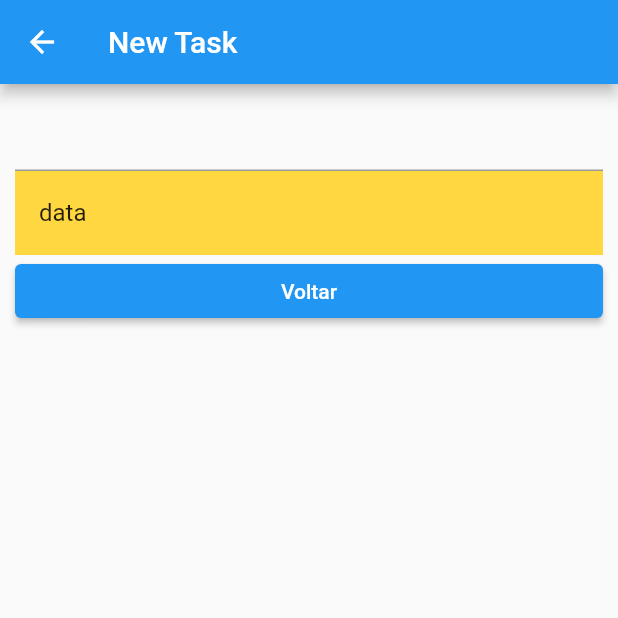
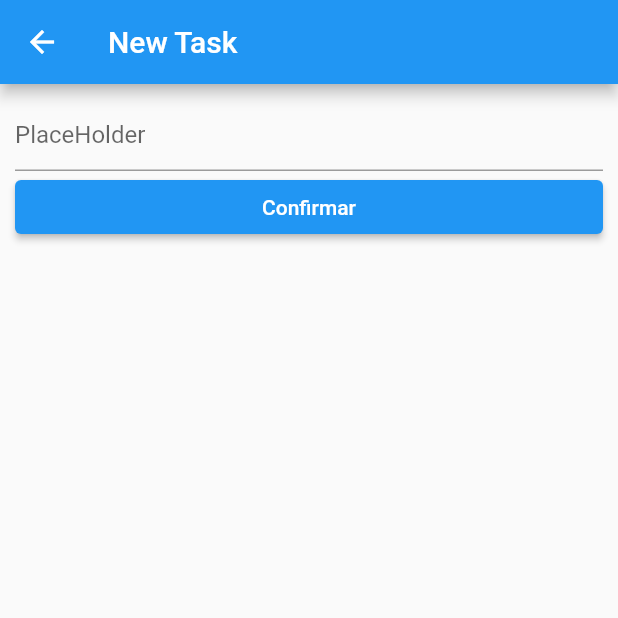
Before and after one commit to IgorBVieira/Task_List_FatecRP, a Flutter app: the TaskCreatePage screen opened by its route, on a phone screen of 412 x 824 dp, the top half of it. Run offline on Flutter 3.47's test engine with Material 2 defaults, Android fonts, the phone set to English and light mode, and no system bars; our stand-ins replace cloud_firestore, firebase_auth, firebase_core; accounts and stored records are empty.

Commit message:
Aula 24_04

```diff
--- a/lib/task-create.dart
+++ b/lib/task-create.dart
@@ -1,9 +1,12 @@
 // ignore_for_file: file_names
-
+import 'package:cloud_firestore/cloud_firestore.dart';
 import 'package:flutter/material.dart';
 
 class TaskCreatePage extends StatelessWidget {
-  const TaskCreatePage({super.key});
+  TaskCreatePage({super.key});
+  final FirebaseFirestore firestore =
+      FirebaseFirestore.instance; // Linha de conexão com banco
+  final TextEditingController txtName = TextEditingController();
 
   @override
   Widget build(BuildContext context) {
@@ -15,21 +18,24 @@ class TaskCreatePage extends StatelessWidget {
         margin: const EdgeInsets.all(10),
         child: Column(
           children: [
-            const TextField(),
-            Container(
-              color: Colors.amber,
-              child: const Material(
-                child: ListTile(
-                  title: Text('data'),
-                  tileColor: Colors.amberAccent,
-                ),
+            TextField(
+              controller: txtName,
+              decoration: const InputDecoration(
+                hintText: "PlaceHolder",
               ),
+              keyboardType: TextInputType.text,
             ),
             SizedBox(
               width: double.infinity,
               child: ElevatedButton(
-                onPressed: () => Navigator.of(context).pop(),
-                child: const Text('Voltar'),
+                onPressed: () {
+                  firestore.collection('tasks').add({
+                    'name': txtName.text,
+                    'finished': false,
+                  }); //Insert no firebase
+                  Navigator.of(context).pop();
+                },
+                child: const Text('Confirmar'),
               ),
             ),
           ],
--- a/pubspec.yaml
+++ b/pubspec.yaml
@@ -31,12 +31,10 @@ dependencies:
   flutter:
     sdk: flutter
 
-  # The following adds the Cupertino Icons font to your application.
-  # Use with the CupertinoIcons class for iOS style icons.
-  cupertino_icons: ^1.0.2
+  # dependencias do firebase
   firebase_core:
   cloud_firestore:
-
+  firebase_auth:
 
 dev_dependencies:
   flutter_test:
```
Also changed, not shown: lib/main.dart (+6 -7 lines), lib/task-list.dart (+1 -7 lines), lib/user-register.dart (added, +55 -0 lines), pubspec.lock.
